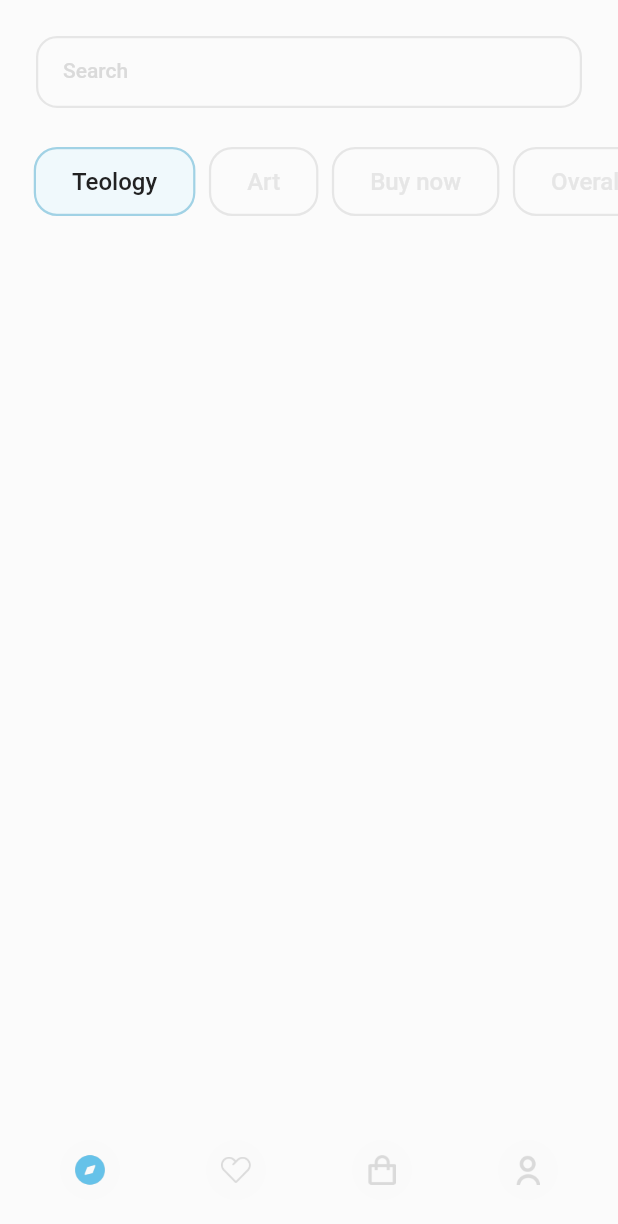
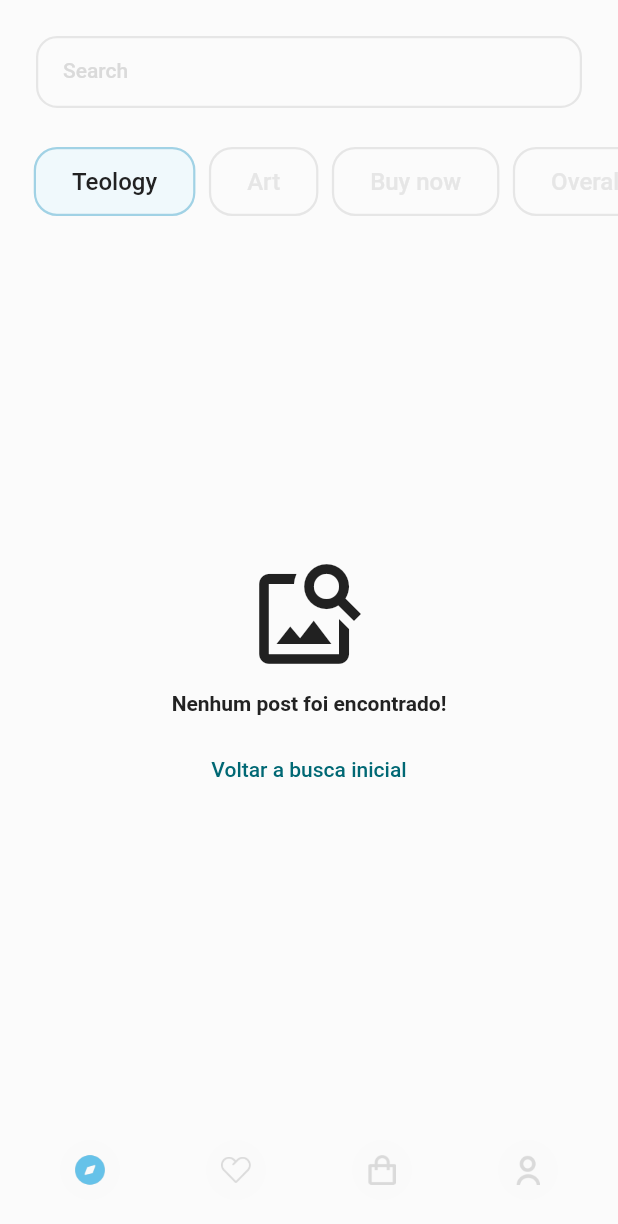
Before and after one commit to JulioRennan/miio_flutter_test, a Flutter app: the screen it shows after launch, on a phone screen of 412 x 824 dp. Shown: the top 1224 px of the screen. Run offline on Flutter 3.47's test engine with Material 2 defaults, Android fonts, the phone set to English and light mode, and no system bars; our stand-ins replace dio, either_dart, flutter_mobx, get_it, mobx, skeletons; generated files the repository leaves out were written again; network calls fail.

Commit message:
refactor: implementing refresh when list is empty

```diff
--- a/lib/app/modules/home/presentation/widgets/actions_list_posts.dart
+++ b/lib/app/modules/home/presentation/widgets/actions_list_posts.dart
@@ -16,9 +16,9 @@ class ActionsListPost extends StatelessWidget {
         Padding(
           padding: const EdgeInsets.symmetric(horizontal: 24.0),
           child: TextField(
+            controller: controller.searchController,
             decoration: const InputDecoration(labelText: "Search"),
             onSubmitted: (newValue) {
-              controller.setCurrentSearch(newValue);
               controller.getInitialPosts();
             },
           ),
--- /dev/null
+++ b/lib/app/modules/home/presentation/widgets/card_list_empty.dart
@@ -0,0 +1,44 @@
+import 'package:flutter/material.dart';
+import 'package:miio_flutter_test/app/modules/home/presentation/controller/home_store.dart';
+
+import '../../../../../core/theme/app_styles.dart';
+
+class CardListEmpty extends StatelessWidget {
+  const CardListEmpty({
+    super.key,
+    required this.controller,
+  });
+  final HomeStore controller;
+  @override
+  Widget build(BuildContext context) {
+    return Center(
+      child: Padding(
+        padding: const EdgeInsets.all(30),
+        child: Column(
+          crossAxisAlignment: CrossAxisAlignment.center,
+          mainAxisAlignment: MainAxisAlignment.center,
+          children: [
+            const Icon(
+              Icons.image_search_outlined,
+              size: 80,
+            ),
+            const SizedBox(height: 12),
+            const Text(
+              "Nenhum post foi encontrado!",
+              style: AppStyles.cardTitle,
+              textAlign: TextAlign.center,
+            ),
+            const SizedBox(height: 12),
+            TextButton(
+              onPressed: () {
+                controller.clearTextSearch();
+                controller.getInitialPosts();
+              },
+              child: const Text("Voltar a busca inicial"),
+            )
+          ],
+        ),
+      ),
+    );
+  }
+}
```
Also changed, not shown: lib/app/modules/home/presentation/controller/home_store.dart (+5 -2 lines), lib/app/modules/home/presentation/widgets/body_list_posts.dart (+11 -1 lines).
